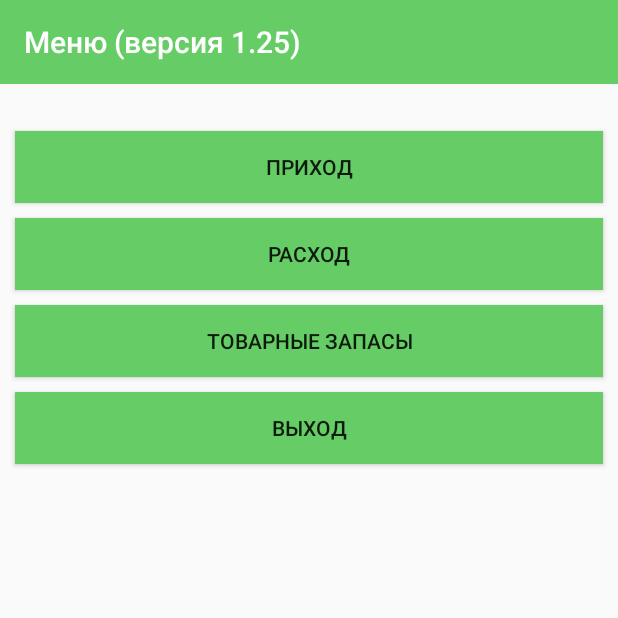
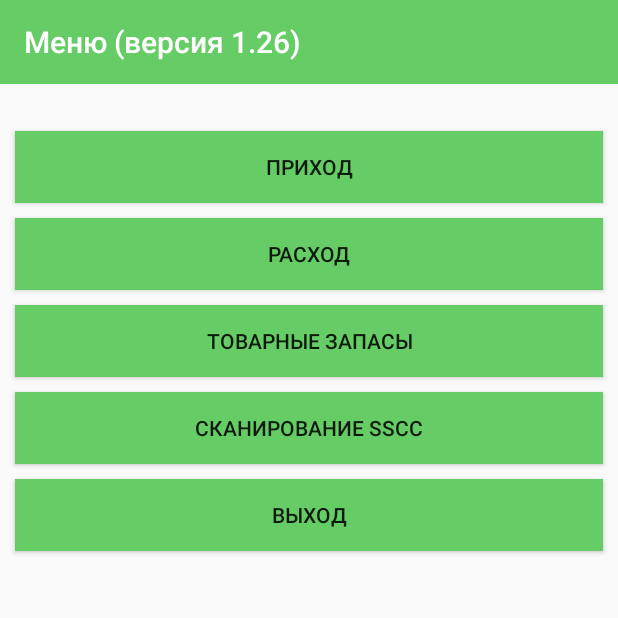
Before and after one commit to AlexanderYekat/tsd, an Android app: the fragment HomeFragment placed in its activity, after a tap on "ТОВАРНЫЕ ЗАПАСЫ", on a phone screen of 412 x 824 dp, the top half of it. Run offline under Robolectric (Android 15) with nearby library versions, the phone set to English and light mode, and no system bars; our stand-ins replace ButterKnife; 1 other tap on this screen came first.

Commit message:
ver 1.26 (scan SSCC)

```diff
--- a/app/src/main/java/ru/ttmf/mark/home/HomeFragment.java
+++ b/app/src/main/java/ru/ttmf/mark/home/HomeFragment.java
@@ -1,4 +1,5 @@
 package ru.ttmf.mark.home;
+import android.content.Intent;
 import android.widget.Button;
 import android.widget.Toast;
 
@@ -7,6 +8,7 @@ import java.util.List;
 
 import ru.ttmf.mark.R;
 import ru.ttmf.mark.coming.DirectReversePositions;
+import ru.ttmf.mark.scan_sscc.ScanSscc;
 import ru.ttmf.mark.coming.SearchFragment;
 import ru.ttmf.mark.common.BaseFragment;
 import ru.ttmf.mark.common.DataType;
@@ -14,6 +16,7 @@ import ru.ttmf.mark.login.LoginFragment;
 import ru.ttmf.mark.preference.PreferenceController;
 
 import butterknife.OnClick;
+import ru.ttmf.mark.scan_sscc.ScanSsccActivity;
 
 public class HomeFragment extends BaseFragment {
 
@@ -46,4 +49,12 @@ public class HomeFragment extends BaseFragment {
         Toast.makeText(getContext(), R.string.inventory_in_dev, Toast.LENGTH_SHORT).show();
     }
 
+    @OnClick(R.id.scan_sscc)
+    public void onScanSsccClick() {
+        //Toast.makeText(getContext(), R.string.scan_sscc_in_dev, Toast.LENGTH_SHORT).show();
+
+        Intent intent = new Intent(getContext(), ScanSsccActivity.class);
+        startActivity(intent);
+    }
+
 }
--- a/app/src/main/java/ru/ttmf/mark/preference/PreferenceController.java
+++ b/app/src/main/java/ru/ttmf/mark/preference/PreferenceController.java
@@ -22,7 +22,7 @@ public class PreferenceController {
     private static final String PASSWORD = "password";
     private static final String VERSION = "version";
     private static final String LAST_VERSION = "last_version";
-    private static final Integer cur_version = 125;
+    private static final Integer cur_version = 126;
 
     public static PreferenceController getInstance() {
         if (instance == null) {
--- a/app/src/main/res/layout/fragment_home.xml
+++ b/app/src/main/res/layout/fragment_home.xml
@@ -48,6 +48,19 @@
         app:layout_constraintTop_toBottomOf="@+id/consumption" />
 
     <android.support.v7.widget.AppCompatButton
+        android:id="@+id/scan_sscc"
+        android:layout_width="0dp"
+        android:layout_height="wrap_content"
+        android:layout_margin="10dp"
+        android:layout_marginLeft="50dp"
+        android:layout_marginRight="50dp"
+        android:background="@color/green"
+        android:text="@string/scan_sscc2"
+        app:layout_constraintEnd_toEndOf="parent"
+        app:layout_constraintStart_toStartOf="parent"
+        app:layout_constraintTop_toBottomOf="@id/inventory" />
+
+    <android.support.v7.widget.AppCompatButton
         android:id="@+id/logout"
         android:layout_width="0dp"
         android:layout_height="wrap_content"
@@ -58,7 +71,7 @@
         android:text="@string/logout"
         app:layout_constraintEnd_toEndOf="parent"
         app:layout_constraintStart_toStartOf="parent"
-        app:layout_constraintTop_toBottomOf="@+id/inventory"/>
+        app:layout_constraintTop_toBottomOf="@id/scan_sscc" />
 
 
 </android.support.constraint.ConstraintLayout>
--- a/app/src/main/res/values/strings.xml
+++ b/app/src/main/res/values/strings.xml
@@ -1,5 +1,5 @@
 <resources>
-    <string name="menu">Меню (версия 1.25)</string>
+    <string name="menu">Меню (версия 1.26)</string>
     <!--Для увеличения версии: обновить строку выше + обновить в gradle + обновить [cur_version] в PreferenceController-->
     <string name="app_name">Маркировка ТСД</string>
     <string name="userData">Имя пользователя</string>
@@ -7,6 +7,7 @@
     <string name="enter">Вход</string>
     <string name="settings">Настройки</string>
     <string name="scan_sscc">отсканируйте SSCC</string>
+    <string name="scan_sscc2">Сканирование SSCC</string>
     <string name="mark_id">Идентификатор МД</string>
     <string name="mark_id_text_view">Идентификатор МД:</string>
     <string name="field_is_empty">Не оставляйте поле пустым</string>
@@ -34,6 +35,7 @@
     <string name="search_error2">Накладная с данным номером уже отсканирована</string>
     <string name="search_error3">Ничего не найдено!</string>
     <string name="inventory_in_dev">Функционал товарных запасов в разработке</string>
+    <string name="scan_sscc_in_dev">Функционал сканирования SSCC в разработке</string>
     <string name="unpack_in_dev">Функционал по расформированию SSCC в разработке</string>
     <string name="unpack_in_dev_ttmf">ТТМФ Функционал по расформированию SSCC в разработке</string>
     <string name="ttn">ТТН</string>
@@ -59,5 +61,8 @@
     <string name="already_scanned">Эта упаковка уже была отсканирована</string>
     <string name="wrong_package_specification">Неверная спецификация упаковки</string>
     <string name="remember_auth">Сохранять логин и пароль</string>
+    <string name="bnt_clear_text">Очистить</string>
+    <string name="bnt_left_text"><![CDATA[<]]><![CDATA[-]]></string>
+    <string name="bnt_right_text"><![CDATA[-]]><![CDATA[>]]></string>
 
 </resources>
```
Also changed, not shown: app/build.gradle (+5 -3 lines), app/src/main/AndroidManifest.xml (+12 -10 lines).
